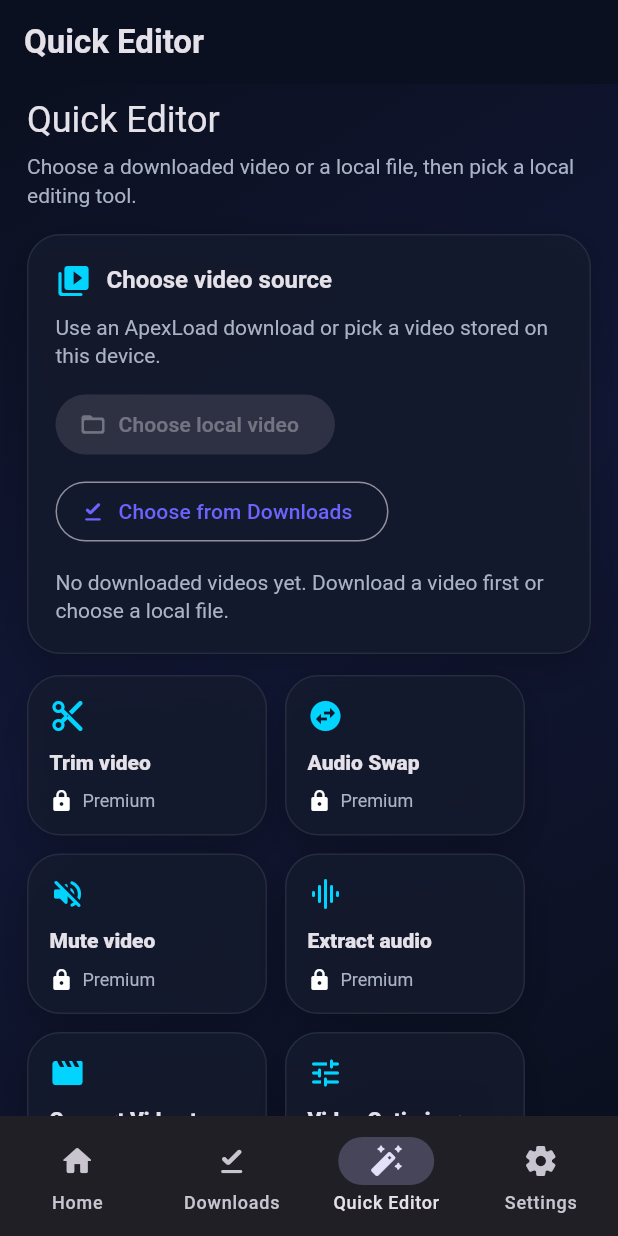
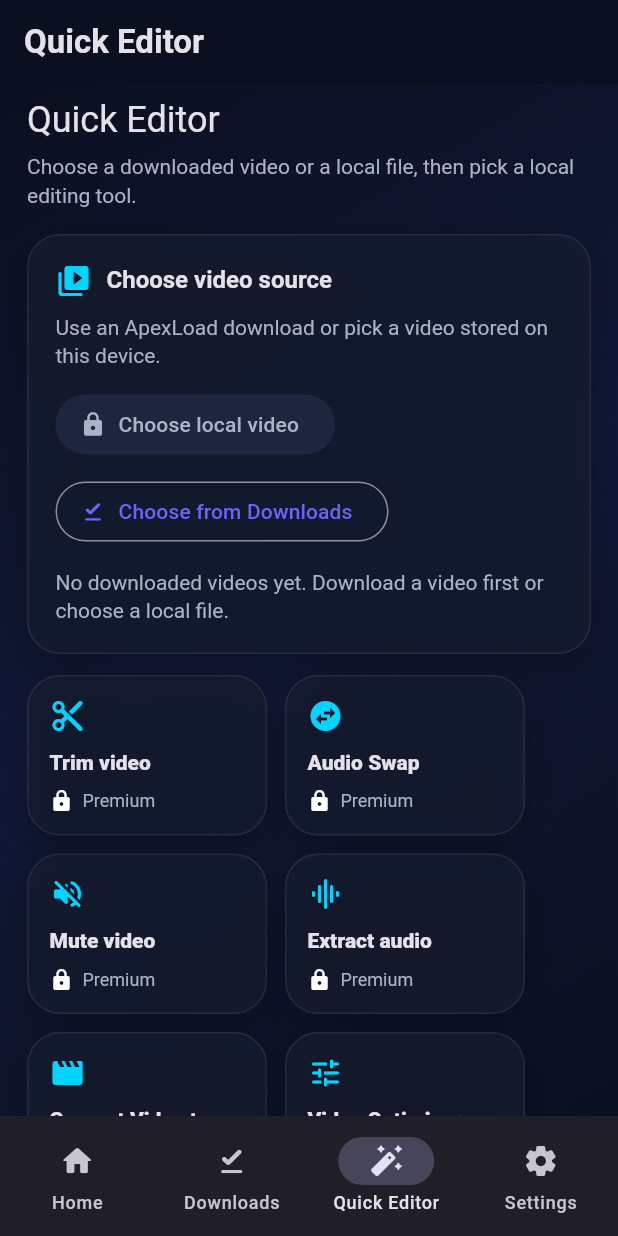
Before and after one commit to CryptoWolf77/apexload-frontend, a Flutter app: the MainShell screen opened directly with empty values, item 3 of the bottom bar chosen, on a phone screen of 412 x 824 dp. Run offline on Flutter 3.47's test engine with Material 3 defaults, Android fonts, the phone set to English and light mode, and no system bars; our stand-ins replace dio, flutter_riverpod, go_router, open_filex, share_plus, shared_preferences and 1 more; missing offline and left inert: ffmpeg_kit_flutter_new, file_selector; accounts and stored records are empty.

Commit message:
Explain Premium requirement for local video selection

```diff
--- a/lib/features/quick_editor/quick_editor_landing_screen.dart
+++ b/lib/features/quick_editor/quick_editor_landing_screen.dart
@@ -92,10 +92,29 @@ class _SourcePickerCard extends ConsumerWidget {
             spacing: 10,
             runSpacing: 10,
             children: [
-              FilledButton.icon(
-                onPressed: premium ? () => _pickLocalVideo(context) : null,
-                icon: const Icon(Icons.folder_open_rounded),
-                label: Text(l.t('chooseLocalVideo')),
+              Semantics(
+                button: true,
+                label: premium
+                    ? l.t('chooseLocalVideo')
+                    : '${l.t('chooseLocalVideo')}. ${l.t('premiumRequired')}',
+                hint: premium ? null : l.t('localVideoPremiumMessage'),
+                child: FilledButton.icon(
+                  onPressed: () => premium
+                      ? _pickLocalVideo(context)
+                      : _showLocalVideoPremiumDialog(context),
+                  style: premium
+                      ? null
+                      : FilledButton.styleFrom(
+                          backgroundColor: AppTone.cardSecondary(
+                            context,
+                          ).withValues(alpha: 0.88),
+                          foregroundColor: AppTone.textSecondary(context),
+                        ),
+                  icon: Icon(
+                    premium ? Icons.folder_open_rounded : Icons.lock_rounded,
+                  ),
+                  label: Text(l.t('chooseLocalVideo')),
+                ),
               ),
               OutlinedButton.icon(
                 onPressed: () => context.go('/downloads'),
@@ -151,6 +170,30 @@ class _SourcePickerCard extends ConsumerWidget {
       if (!context.mounted) return;
       AppNotification.error(context, message: l.t('somethingWentWrong'));
     }
+  }
+
+  Future<void> _showLocalVideoPremiumDialog(BuildContext context) async {
+    final l = AppLocalizations.of(context);
+    await showDialog<void>(
+      context: context,
+      builder: (dialogContext) => AlertDialog(
+        title: Text(l.t('localVideoPremiumTitle')),
+        content: Text(l.t('localVideoPremiumMessage')),
+        actions: [
+          TextButton(
+            onPressed: () => Navigator.of(dialogContext).pop(),
+            child: Text(l.t('notNow')),
+          ),
+          FilledButton(
+            onPressed: () {
+              Navigator.of(dialogContext).pop();
+              context.push('/premium');
+            },
+            child: Text(l.t('viewPremium')),
+          ),
+        ],
+      ),
+    );
   }
 }
 
```
Also changed, not shown: lib/core/localization/app_localizations.dart (+8 -0 lines).
